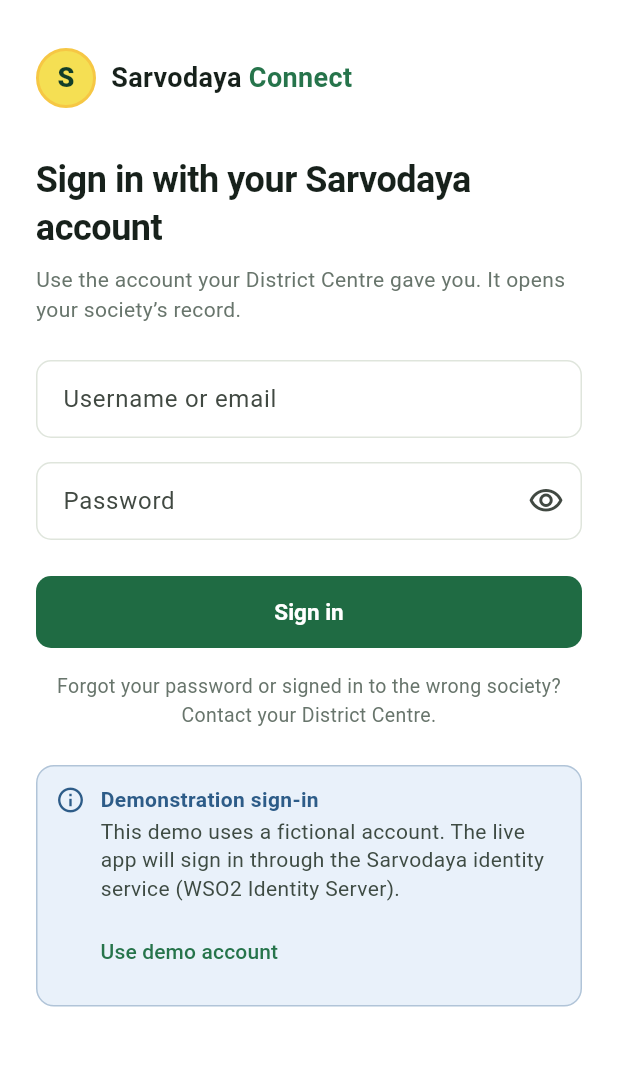
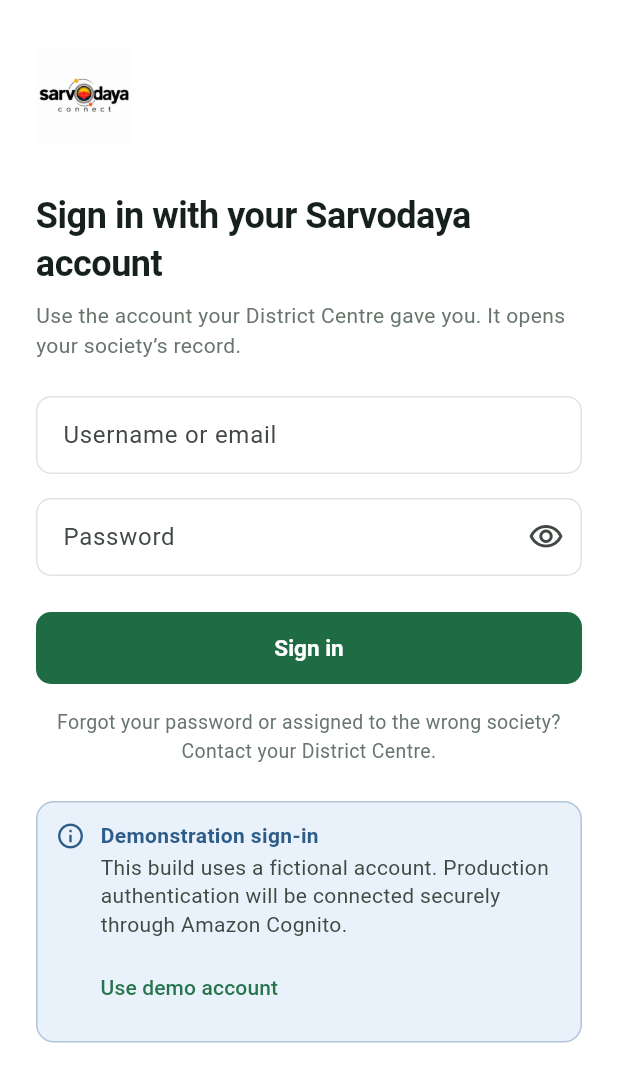
Before and after one commit to sarvodaya-connect/sarvodaya-connect, a Flutter app: the SignInScreen screen opened directly, on a phone screen of 412 x 824 dp. Shown: the top 1082 px of the screen. Run offline on Flutter 3.47's test engine with Material 3 defaults, Android fonts, the light colour scheme and no system bars; accounts and stored records are empty.

Commit message:
SC-38 feat: implement authentication and onboarding flow

```diff
--- /dev/null
+++ b/apps/mobile/lib/src/auth/auth_service.dart
@@ -0,0 +1,28 @@
+import '../models/user.dart';
+
+/// Result returned by an identity provider after successful authentication.
+class AuthSession {
+  const AuthSession({required this.user, required this.requiresSetup});
+
+  final AuthenticatedUser user;
+  final bool requiresSetup;
+}
+
+/// Authentication boundary used by the UI.
+///
+/// The production implementation can delegate to Amazon Cognito without
+/// changing any onboarding screens or application state.
+abstract interface class AuthService {
+  Future<AuthSession?> signIn({
+    required String username,
+    required String password,
+  });
+}
+
+class AuthNetworkException implements Exception {
+  const AuthNetworkException();
+}
+
+class AuthServiceException implements Exception {
+  const AuthServiceException();
+}
--- /dev/null
+++ b/apps/mobile/lib/src/auth/demo_auth_service.dart
@@ -0,0 +1,28 @@
+import '../data/demo_data.dart';
+import 'auth_service.dart';
+
+/// Local-only identity provider used until Amazon Cognito is available.
+///
+/// Credentials are fictional and no password is stored after sign-in.
+class DemoAuthService implements AuthService {
+  const DemoAuthService({this.isOnline = _alwaysOnline});
+
+  final bool Function() isOnline;
+
+  static bool _alwaysOnline() => true;
+
+  @override
+  Future<AuthSession?> signIn({
+    required String username,
+    required String password,
+  }) async {
+    if (!isOnline()) throw const AuthNetworkException();
+
+    final matches =
+        username.trim().toLowerCase() == DemoAccount.username &&
+        password == DemoAccount.password;
+    if (!matches) return null;
+
+    return const AuthSession(user: demoOfficer, requiresSetup: true);
+  }
+}
--- a/apps/mobile/lib/src/data/demo_data.dart
+++ b/apps/mobile/lib/src/data/demo_data.dart
@@ -1,4 +1,4 @@
-// Fictional demonstration data for the AGM demo, taken from Screen Catalogue v2.
+// Fictional demonstration data based on Screen Catalogue v3.
 // No real people, phone numbers, accounts or society records are used:
 // phone numbers use the agreed +94 00 000 000x placeholders and emails use example.invalid.
 
@@ -11,7 +11,7 @@
 class DemoAccount {
   const DemoAccount._();
 
-  /// Fictional demonstration account. Not a real credential: production sign-in will use WSO2.
+  /// Fictional account. Production sign-in will use Amazon Cognito.
   static const username = 'nimali.officer@example.invalid';
   static const password = 'demo-only';
 }
--- a/apps/mobile/lib/src/screens/sign_in_screen.dart
+++ b/apps/mobile/lib/src/screens/sign_in_screen.dart
@@ -1,5 +1,6 @@
 import 'package:flutter/material.dart';
 
+import '../auth/auth_service.dart';
 import '../data/demo_data.dart';
 import '../state/demo_store.dart';
 import '../theme/app_theme.dart';
@@ -7,7 +8,7 @@
 import '../widgets/brand.dart';
 import '../widgets/state_views.dart';
 
-/// M03 · Demo sign-in. Production sign-in will use WSO2 Identity Server (out of scope for SC-26).
+/// M03 - sign-in through an injected authentication service.
 class SignInScreen extends StatefulWidget {
   const SignInScreen({super.key});
 
@@ -49,6 +50,12 @@
       if (!mounted) return;
       setState(
         () => _error = 'You need internet to sign in the first time. Connect and try again.',
+      );
+    } on AuthServiceException {
+      if (!mounted) return;
+      setState(
+        () => _error =
+            'Authentication is temporarily unavailable. Please try again.',
       );
     } finally {
       if (mounted) setState(() => _busy = false);
@@ -99,6 +106,13 @@
                           title: 'Could not sign in',
                           message: _error,
                           tone: NoticeTone.error,
+                          action: Align(
+                            alignment: Alignment.centerLeft,
+                            child: TextButton(
+                              onPressed: _busy ? null : _submit,
+                              child: const Text('Try again'),
+                            ),
+                          ),
                         ),
                         const SizedBox(height: 16),
                       ],
@@ -154,7 +168,7 @@
                       ),
                       const SizedBox(height: 16),
                       const Text(
-                        'Forgot your password or signed in to the wrong society? Contact your District Centre.',
+                        'Forgot your password or assigned to the wrong society? Contact your District Centre.',
                         textAlign: TextAlign.center,
                         style: TextStyle(color: AppColors.muted, fontSize: 13),
                       ),
@@ -163,8 +177,8 @@
                         icon: Icons.info_outline,
                         title: 'Demonstration sign-in',
                         message:
-                            'This demo uses a fictional account. The live app will sign in through '
-                            'the Sarvodaya identity service (WSO2 Identity Server).',
+                            'This build uses a fictional account. Production authentication will '
+                            'be connected securely through Amazon Cognito.',
                         action: Align(
                           alignment: Alignment.centerLeft,
                           child: TextButton(
--- a/apps/mobile/lib/src/state/demo_store.dart
+++ b/apps/mobile/lib/src/state/demo_store.dart
@@ -1,7 +1,10 @@
 import 'package:flutter/widgets.dart';
 
+import '../auth/auth_service.dart';
+import '../auth/demo_auth_service.dart';
 import '../data/demo_data.dart';
 import '../format.dart';
+import '../models/app_language.dart';
 import '../models/committee.dart';
 import '../models/document.dart';
 import '../models/profile_draft.dart';
@@ -40,16 +43,23 @@
   final DateTime startDate;
 }
 
-/// Safe, in-memory demonstration state for SC-26. Nothing is written to a backend:
-/// the real API and WSO2 sign-in replace this in later tasks.
+/// Safe, in-memory demonstration state. Nothing is written to a backend:
+/// the real API and Amazon Cognito replace the local services in later tasks.
 class DemoStore extends ChangeNotifier {
   DemoStore({
     this.loadDelay = const Duration(milliseconds: 700),
     DateTime Function()? clock,
-  }) : _clock = clock ?? DateTime.now;
+    AuthService? authService,
+    this.showSplash = true,
+    this.languageChosen = false,
+    this.firstTimeSetupComplete = false,
+  }) : _clock = clock ?? DateTime.now {
+    _authService = authService ?? DemoAuthService(isOnline: () => !offline);
+  }
 
   final Duration loadDelay;
   final DateTime Function() _clock;
+  late final AuthService _authService;
 
   DateTime get now => _clock();
 
@@ -61,6 +71,34 @@
   /// Demo: the phone has refused location access, so "Use my location" shows
   /// the permission-denied state. No real permission is ever requested.
   bool locationPermissionDenied = false;
+
+  // M01-M04 first-run and authentication state.
+  bool showSplash;
+  bool languageChosen;
+  bool firstTimeSetupComplete;
+  bool notificationsEnabled = true;
+  AppLanguage selectedLanguage = AppLanguage.english;
+  bool _accountRequiresSetup = false;
+
+  void finishSplash() {
+    showSplash = false;
+    notifyListeners();
+  }
+
+  void chooseLanguage(AppLanguage language) {
+    selectedLanguage = language;
+    languageChosen = true;
+    notifyListeners();
+  }
+
+  bool get needsFirstTimeSetup =>
+      _user != null && _accountRequiresSetup && !firstTimeSetupComplete;
+
+  void completeFirstTimeSetup({required bool notificationsEnabled}) {
+    this.notificationsEnabled = notificationsEnabled;
+    firstTimeSetupComplete = true;
+    notifyListeners();
+  }
 
   /// Increases whenever a demo option changes, so screens can reload and show the new state.
   int optionsVersion = 0;
@@ -165,22 +203,30 @@
     if (failLoads) throw const DemoLoadException();
   }
 
-  /// Returns true when the demo credentials match. Never stores the password.
+  /// Signs in through an injected identity provider. Never stores the password.
   Future<bool> signIn(String username, String password) async {
     await Future<void>.delayed(loadDelay);
-    if (offline) throw const OfflineException();
-    final matches =
-        username.trim().toLowerCase() == DemoAccount.username &&
-        password == DemoAccount.password;
-    if (matches) {
-      _user = demoOfficer;
+    if (failLoads) throw const AuthServiceException();
+    try {
+      final session = await _authService.signIn(
+        username: username,
+        password: password,
+      );
+      if (session == null) return false;
+      _user = session.user;
+      _accountRequiresSetup = session.requiresSetup;
       notifyListeners();
+      return true;
+    } on AuthNetworkException {
+      throw const OfflineException();
+    } on AuthServiceException {
+      rethrow;
     }
-    return matches;
   }
 
   void signOut() {
     _user = null;
+    _accountRequiresSetup = false;
     _selectedTab = 0;
     notifyListeners();
   }
--- a/apps/mobile/lib/src/theme/app_theme.dart
+++ b/apps/mobile/lib/src/theme/app_theme.dart
@@ -1,7 +1,6 @@
 import 'package:flutter/material.dart';
 
-/// Village-green palette shared with the dashboard (Screen Catalogue v2).
-/// Sarvodaya Orange is reserved for the splash screen, which is outside SC-26.
+/// Village-green palette shared with the dashboard (Screen Catalogue v3).
 class AppColors {
   const AppColors._();
 
--- a/apps/mobile/lib/src/widgets/brand.dart
+++ b/apps/mobile/lib/src/widgets/brand.dart
@@ -1,9 +1,6 @@
 import 'package:flutter/material.dart';
 
-import '../theme/app_theme.dart';
-
-/// Placeholder mark for "Sarvodaya Connect". The official emblem will be added as an
-/// asset once the team has the approved artwork.
+/// Client-approved Sarvodaya Connect brand mark.
 class BrandMark extends StatelessWidget {
   const BrandMark({super.key, this.compact = false});
 
@@ -11,50 +8,16 @@
 
   @override
   Widget build(BuildContext context) {
-    return Row(
-      mainAxisSize: MainAxisSize.min,
-      children: [
-        Container(
-          width: compact ? 32 : 40,
-          height: compact ? 32 : 40,
-          decoration: BoxDecoration(
-            shape: BoxShape.circle,
-            color: const Color(0xFFF5DF53),
-            border: Border.all(color: const Color(0xFFF6C744), width: 2),
-          ),
-          alignment: Alignment.center,
-          child: Text(
-            'S',
-            style: TextStyle(
-              fontWeight: FontWeight.w900,
-              color: AppColors.forest,
-              fontSize: compact ? 14 : 18,
-            ),
-          ),
-        ),
-        const SizedBox(width: 10),
-        Flexible(
-          child: Text.rich(
-            TextSpan(
-              children: [
-                const TextSpan(
-                  text: 'Sarvodaya ',
-                  style: TextStyle(color: AppColors.ink),
-                ),
-                const TextSpan(
-                  text: 'Connect',
-                  style: TextStyle(color: AppColors.leaf),
-                ),
-              ],
-            ),
-            style: TextStyle(
-              fontWeight: FontWeight.w700,
-              fontSize: compact ? 15 : 18,
-            ),
-            overflow: TextOverflow.ellipsis,
-          ),
-        ),
-      ],
+    return Semantics(
+      label: 'Sarvodaya Connect',
+      image: true,
+      child: Image.asset(
+        'assets/branding/sarvodaya_connect_logo.jpg',
+        height: compact ? 46 : 64,
+        width: compact ? 150 : 210,
+        fit: BoxFit.contain,
+        alignment: Alignment.centerLeft,
+      ),
     );
   }
 }
--- a/apps/mobile/pubspec.yaml
+++ b/apps/mobile/pubspec.yaml
@@ -17,3 +17,5 @@
 
 flutter:
   uses-material-design: true
+  assets:
+    - assets/branding/sarvodaya_connect_logo.jpg
```
Also changed, not shown: apps/mobile/lib/src/app.dart (+8 -1 lines), apps/mobile/lib/src/models/app_language.dart (added, +15 -0 lines), apps/mobile/lib/src/screens/first_time_setup_screen.dart (added, +130 -0 lines), apps/mobile/lib/src/screens/language_screen.dart (added, +129 -0 lines), apps/mobile/lib/src/screens/splash_screen.dart (added, +53 -0 lines), apps/mobile/assets/branding/sarvodaya_connect_logo.jpg (added), 4 other files.
